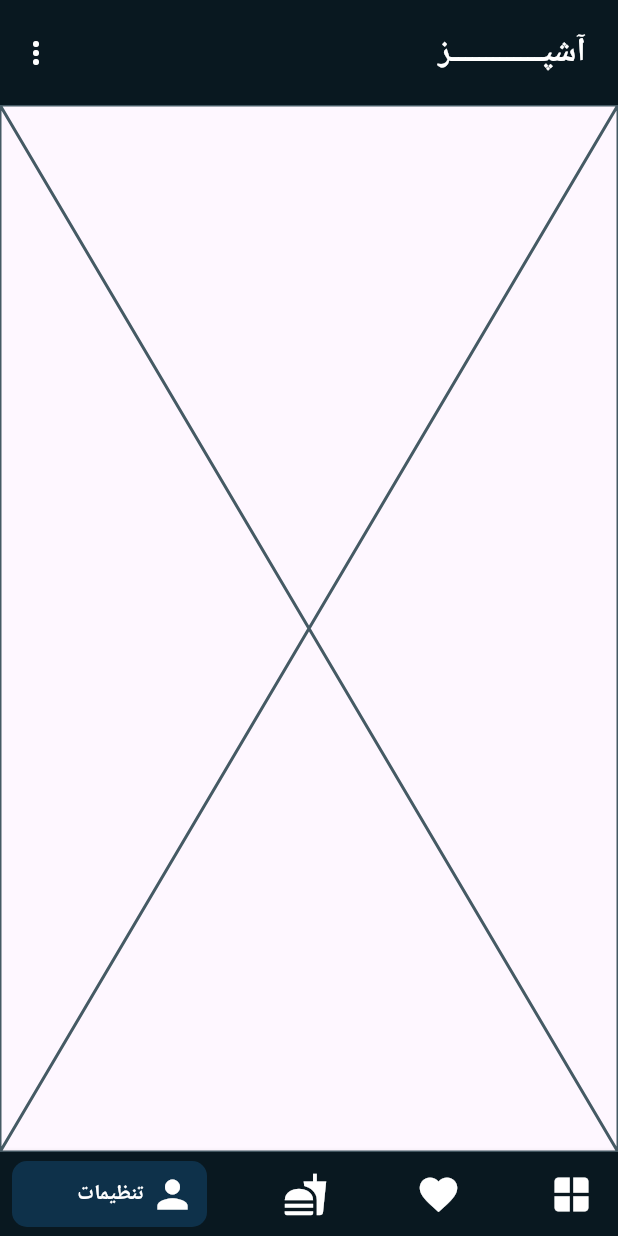
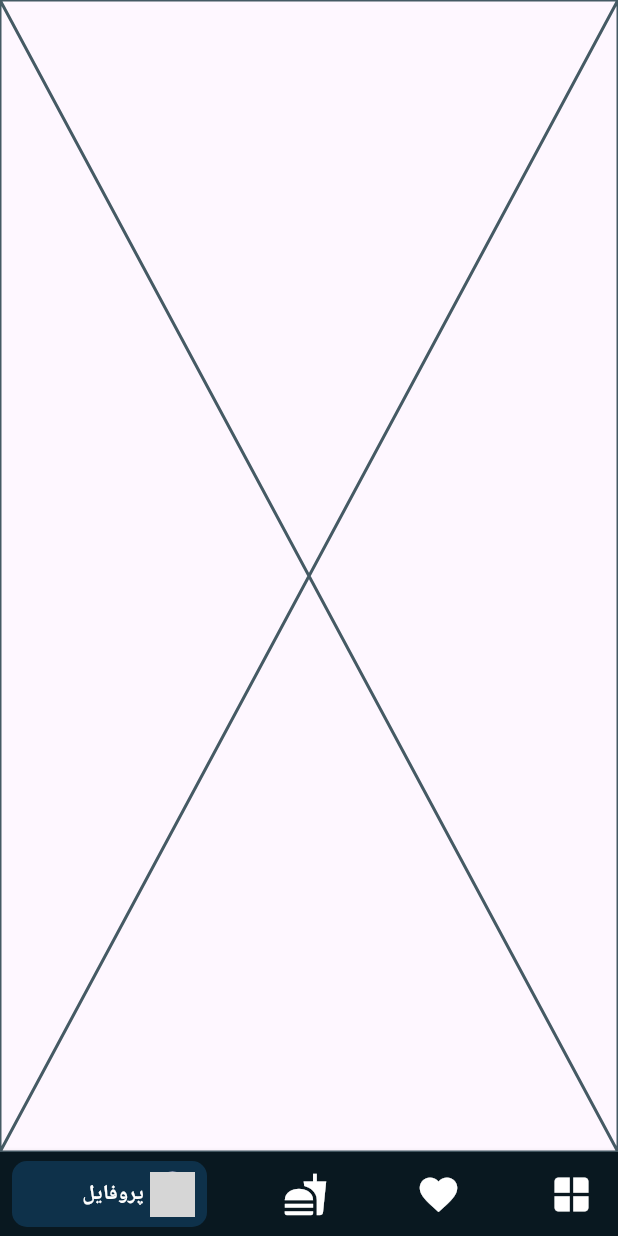
Before and after one commit to Ehsan2022/aashpaz, a Flutter app: the screen it shows after launch, item 4 of the bottom bar chosen, on a phone screen of 412 x 824 dp. Run offline on Flutter 3.47's test engine with Material 3 defaults, Android fonts, the phone set to English and light mode, and no system bars; drawn by our look-alikes of bottom_navy_bar; our stand-ins replace animated_splash_screen, carousel_slider, hive, hive_flutter; accounts and stored records are empty; network calls fail; grey boxes are pictures that could not be loaded.

Commit message:
Appbar updated

```diff
--- a/lib/navigator.dart
+++ b/lib/navigator.dart
@@ -25,30 +25,6 @@ class _NavigationState extends State<Navigation> {
   @override
   Widget build(BuildContext context) {
     return Scaffold(
-      appBar: AppBar(
-        title: const Text(" آشپـــــــــــــز",style: TextStyle(color: Colors.white,fontWeight: FontWeight.bold),),
-        backgroundColor:const Color.fromARGB(255, 9, 24, 32),
-        toolbarHeight: 70,
-        actions: [
-          PopupMenuButton(
-            iconColor: Colors.white,
-              itemBuilder: (cont) => [
-                    const PopupMenuItem(
-                      child: Text('اشتراک'),
-                    ),
-                    PopupMenuItem(
-                      child: const Text('درباره'),
-                      onTap: () {
-                        Navigator.pushNamed(context, 'about');
-                      },
-                    ),
-                    const PopupMenuItem(
-                      textStyle: TextStyle(color: Colors.red),
-                      child: Text('خروج'),
-                    ),
-                  ])
-        ],
-      ),
       bottomNavigationBar: BottomNavyBar(
         showElevation: true,
         iconSize: 30,
@@ -93,12 +69,12 @@ class _NavigationState extends State<Navigation> {
             ),
           ),
            BottomNavyBarItem(
-            icon: const Icon(
-              Icons.person,
-              color: Colors.white,
+            icon: CircleAvatar(
+              radius: 15,
+              backgroundImage: AssetImage("afg.jpeg"),
             ),
             title: const Text(
-              'تنظیمات',
+              'پروفایل',
               style: TextStyle(color: Colors.white),
             ),
           ),
```
Also changed, not shown: lib/screens/home.dart (+8 -0 lines).
